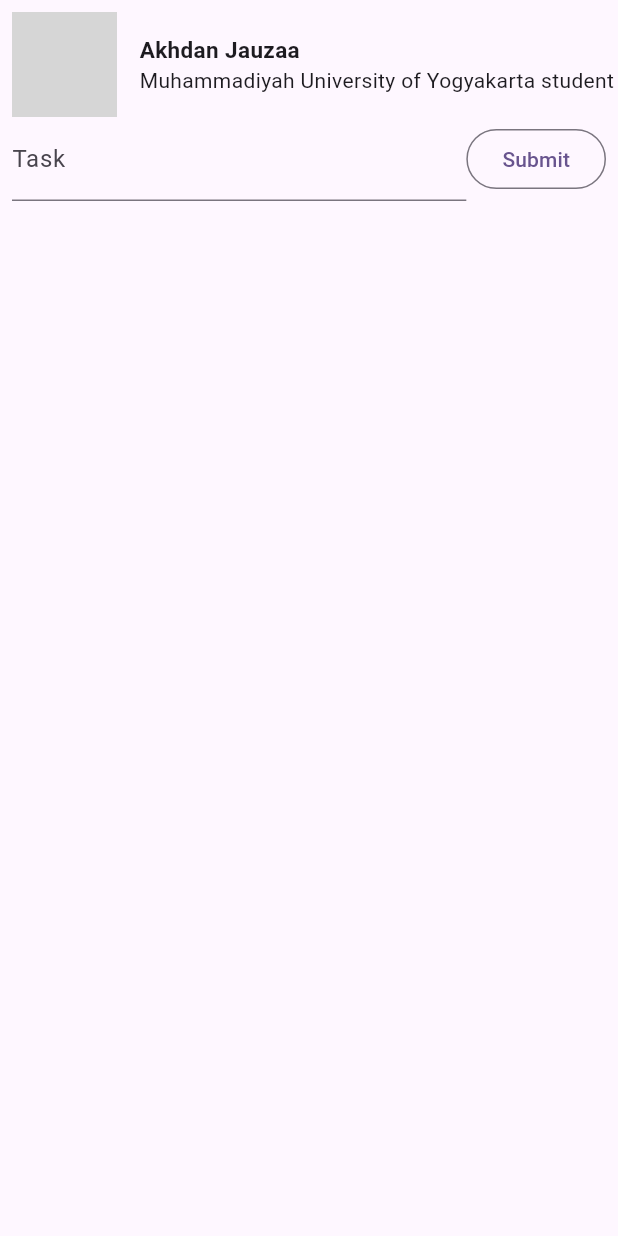
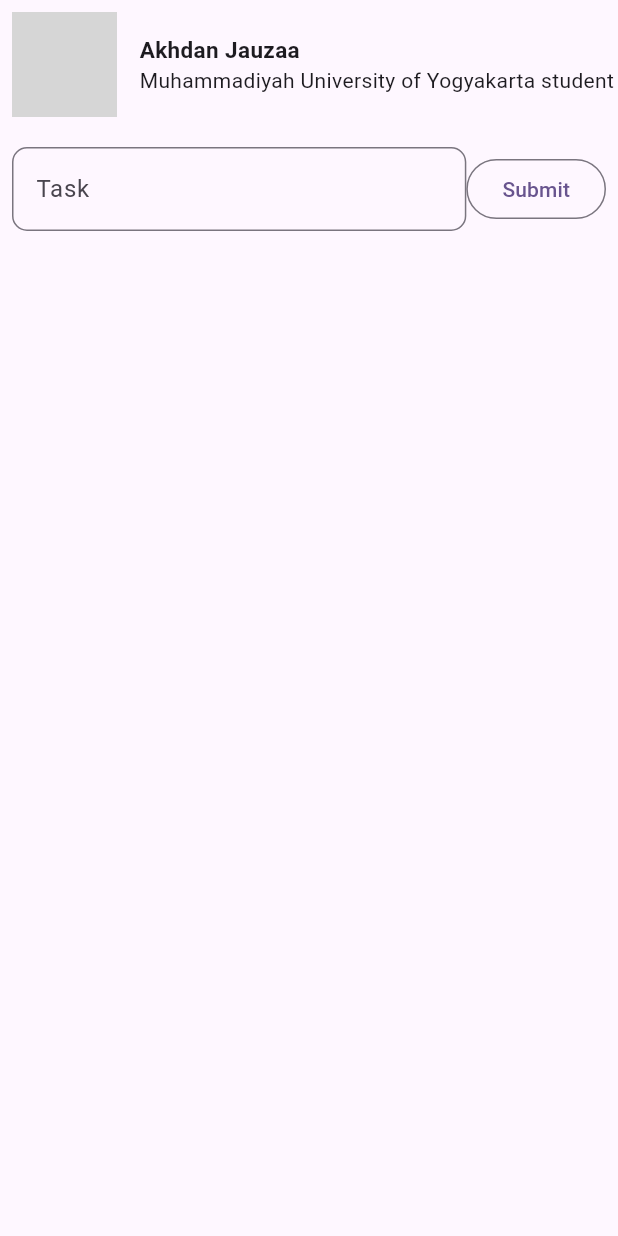
Before and after one commit to adandoang/TodoApp_0174, a Flutter app: the screen it shows after launch, on a phone screen of 412 x 824 dp. Run offline on Flutter 3.47's test engine with Material 3 defaults, Android fonts, the phone set to English and light mode, and no system bars; grey boxes are pictures that could not be loaded.

Commit message:
menjadikan input task ada bordernya dan memberi jarak atas

```diff
--- a/lib/profile_page.dart
+++ b/lib/profile_page.dart
@@ -45,6 +45,7 @@ class _ProfilPageState extends State<ProfilPage> {
                     )
                 ],
               ),
+              const SizedBox(height: 20),
               Form(
                 key: key,
                 child: Row(
@@ -61,6 +62,9 @@ class _ProfilPageState extends State<ProfilPage> {
                     decoration: InputDecoration(
                       label: Text('Task'),
                       hintText: 'Input Task',
+                      border: OutlineInputBorder(
+                          borderRadius: BorderRadius.circular(10),
+                        ),
                       ),
                     )
                   ),
```
